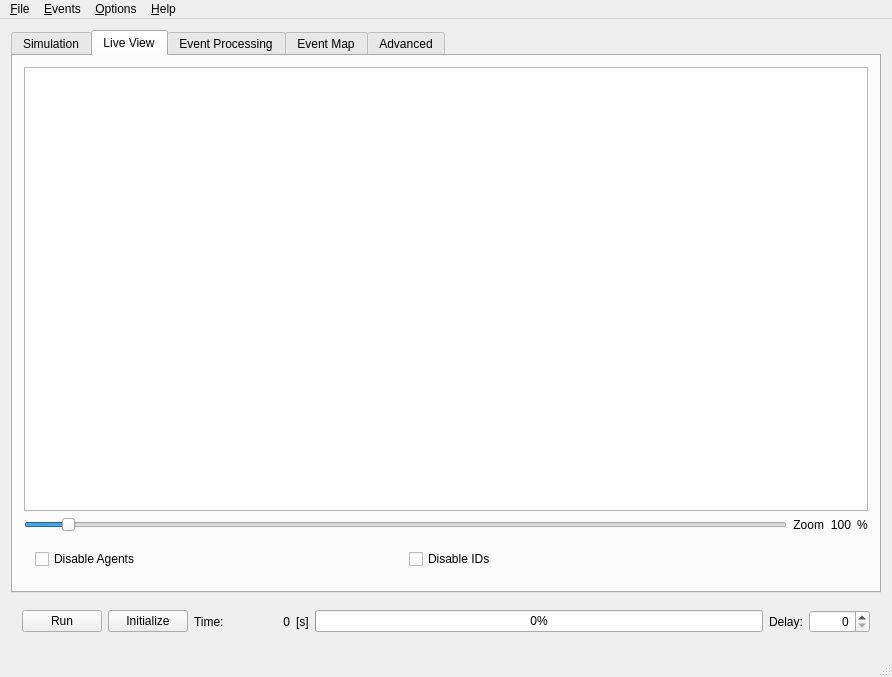
Old version of the form mainwindow.ui in the repository sojoe02/RANA.
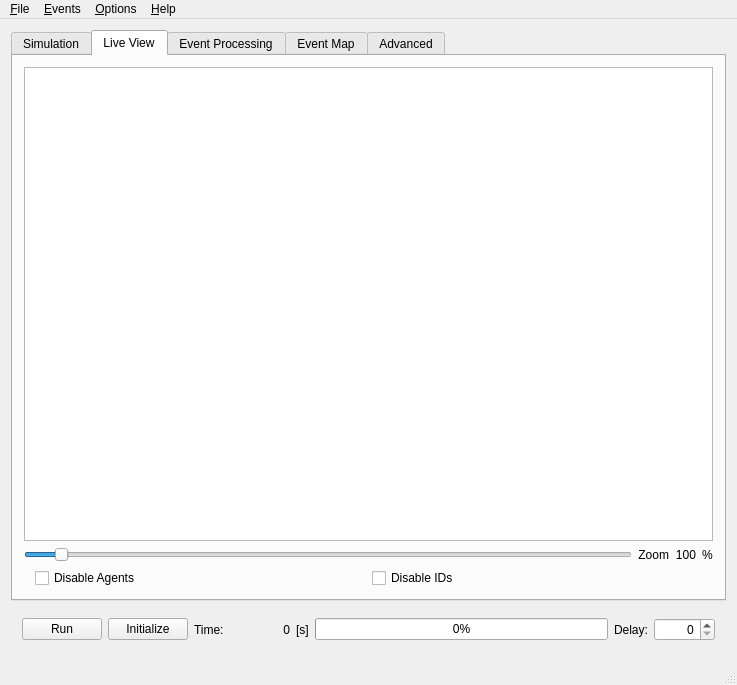
New version of the form. The open tabs and pages were chosen to show the change. Icons and pictures are not drawn.

Commit message: fixed runbutton staying disabled at times

Diff of the .ui file:
```diff
--- a/mainwindow.ui
+++ b/mainwindow.ui
@@ -6,8 +6,8 @@
    <rect>
     <x>0</x>
     <y>0</y>
-    <width>892</width>
-    <height>677</height>
+    <width>737</width>
+    <height>685</height>
    </rect>
   </property>
   <property name="windowTitle">
@@ -17,6 +17,12 @@
    <iconset resource="images.qrc">
     <normaloff>:/images/ranalogo.png</normaloff>:/images/ranalogo.png</iconset>
   </property>
+  <property name="documentMode">
+   <bool>false</bool>
+  </property>
+  <property name="tabShape">
+   <enum>QTabWidget::Rounded</enum>
+  </property>
   <widget class="QWidget" name="centralWidget">
    <layout class="QGridLayout" name="gridLayout_6">
     <item row="2" column="0">
@@ -687,14 +693,17 @@
         <string>Live View</string>
        </attribute>
        <layout class="QGridLayout" name="gridLayout_4">
-        <item row="1" column="3">
+        <item row="0" column="1" colspan="4">
+         <widget class="QGraphicsView" name="graphicsView"/>
+        </item>
+        <item row="1" column="4">
          <widget class="QLabel" name="label_12">
           <property name="text">
            <string>%</string>
           </property>
          </widget>
         </item>
-        <item row="1" column="1">
+        <item row="1" column="2">
          <widget class="QLabel" name="label_14">
           <property name="sizePolicy">
            <sizepolicy hsizetype="Minimum" vsizetype="Preferred">
@@ -710,7 +719,23 @@
           </property>
          </widget>
         </item>
-        <item row="1" column="0">
+        <item row="1" column="3">
+         <widget class="QLabel" name="zoomLabel">
+          <property name="sizePolicy">
+           <sizepolicy hsizetype="Minimum" vsizetype="Preferred">
+            <horstretch>0</horstretch>
+            <verstretch>0</verstretch>
+           </sizepolicy>
+          </property>
+          <property name="text">
+           <string>100</string>
+          </property>
+          <property name="alignment">
+           <set>Qt::AlignRight|Qt::AlignTrailing|Qt::AlignVCenter</set>
+          </property>
+         </widget>
+        </item>
+        <item row="1" column="1">
          <widget class="QSlider" name="zoomSlider">
           <property name="sizePolicy">
            <sizepolicy hsizetype="Expanding" vsizetype="Fixed">
@@ -741,28 +766,15 @@
           </property>
          </widget>
         </item>
-        <item row="1" column="2">
-         <widget class="QLabel" name="zoomLabel">
-          <property name="sizePolicy">
-           <sizepolicy hsizetype="Minimum" vsizetype="Preferred">
-            <horstretch>0</horstretch>
-            <verstretch>0</verstretch>
-           </sizepolicy>
-          </property>
-          <property name="text">
-           <string>100</string>
-          </property>
-          <property name="alignment">
-           <set>Qt::AlignRight|Qt::AlignTrailing|Qt::AlignVCenter</set>
-          </property>
-         </widget>
-        </item>
-        <item row="0" column="0" colspan="4">
-         <widget class="QGraphicsView" name="graphicsView"/>
-        </item>
-        <item row="2" column="0">
+        <item row="2" column="1" colspan="4">
          <widget class="QWidget" name="widget_6" native="true">
           <layout class="QHBoxLayout" name="horizontalLayout">
+           <property name="topMargin">
+            <number>0</number>
+           </property>
+           <property name="bottomMargin">
+            <number>0</number>
+           </property>
            <item>
             <widget class="QCheckBox" name="vis_disableAgentsCheckBox">
              <property name="toolTip">
@@ -1610,7 +1622,7 @@
     <rect>
      <x>0</x>
      <y>0</y>
-     <width>892</width>
+     <width>737</width>
      <height>19</height>
     </rect>
    </property>
```
Left out of the diff: 2 changed lines with no effect on the pictures. The commit also changes 1 other file.
